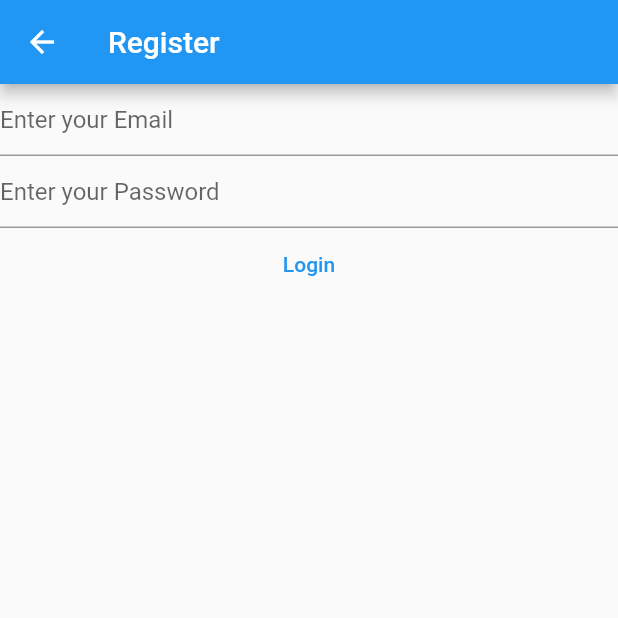
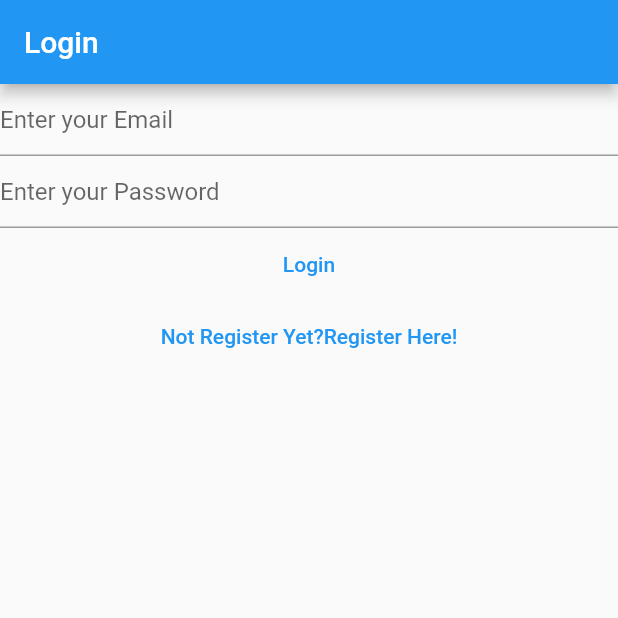
Before and after one commit to Arbin17/Rent-mangaement, a Flutter app: the LoginView screen opened directly, on a phone screen of 412 x 824 dp, the top half of it. Run offline on Flutter 3.47's test engine with Material 2 defaults, Android fonts, the phone set to English and light mode, and no system bars; our stand-ins replace firebase_auth, firebase_core; accounts and stored records are empty.

Commit message:
next pahs

```diff
--- a/lib/views/login_view.dart
+++ b/lib/views/login_view.dart
@@ -1,7 +1,5 @@
 import 'package:firebase_auth/firebase_auth.dart';
-import 'package:firebase_core/firebase_core.dart';
 import 'package:flutter/material.dart';
-import '../firebase_options.dart';
 
 class LoginView extends StatefulWidget {
   const LoginView({super.key});
@@ -32,24 +30,16 @@ class _LoginViewState extends State<LoginView> {
   Widget build(BuildContext context) {
     return Scaffold(
       appBar: AppBar(
-        title: const Text("Register"),
+        title: const Text('Login'),
       ),
-      body: FutureBuilder(
-        future: Firebase.initializeApp(
-          options: DefaultFirebaseOptions.currentPlatform,
-        ),
-        builder: (context, snapshot) {
-          switch (snapshot.connectionState) {
-            case ConnectionState.done:
-              return Column(
+      body: Column(
         children: [
           TextField(
             controller: _email,
             enableSuggestions: false,
             autocorrect: false,
             keyboardType: TextInputType.emailAddress,
-                    decoration:
-                        const InputDecoration(hintText: 'Enter your Email'),
+            decoration: const InputDecoration(hintText: 'Enter your Email'),
           ),
           TextField(
             controller: _password,
@@ -81,12 +71,13 @@ class _LoginViewState extends State<LoginView> {
             },
             child: const Text('Login'),
           ),
+          TextButton(
+              onPressed: () {
+                Navigator.of(context)
+                    .pushNamedAndRemoveUntil('/register/', (route) => false);
+              },
+              child: const Text('Not Register Yet?Register Here!')),
         ],
-              );
-            default:
-              return const Text('Loading.....');
-          }
-        },
       ),
     );
   }
```
Also changed, not shown: lib/main.dart (+16 -15 lines), lib/views/register_view.dart (+9 -18 lines), lib/views/verify_email_view.dart (added, +30 -0 lines). Lines whose indentation alone changed are shown as unchanged.
